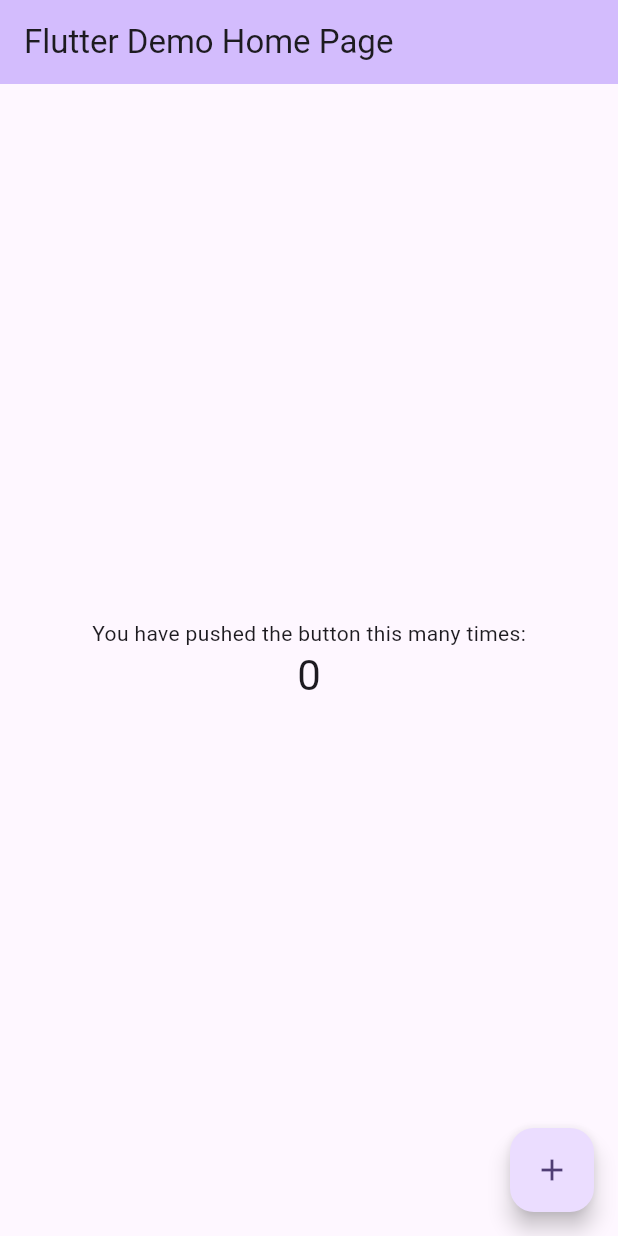
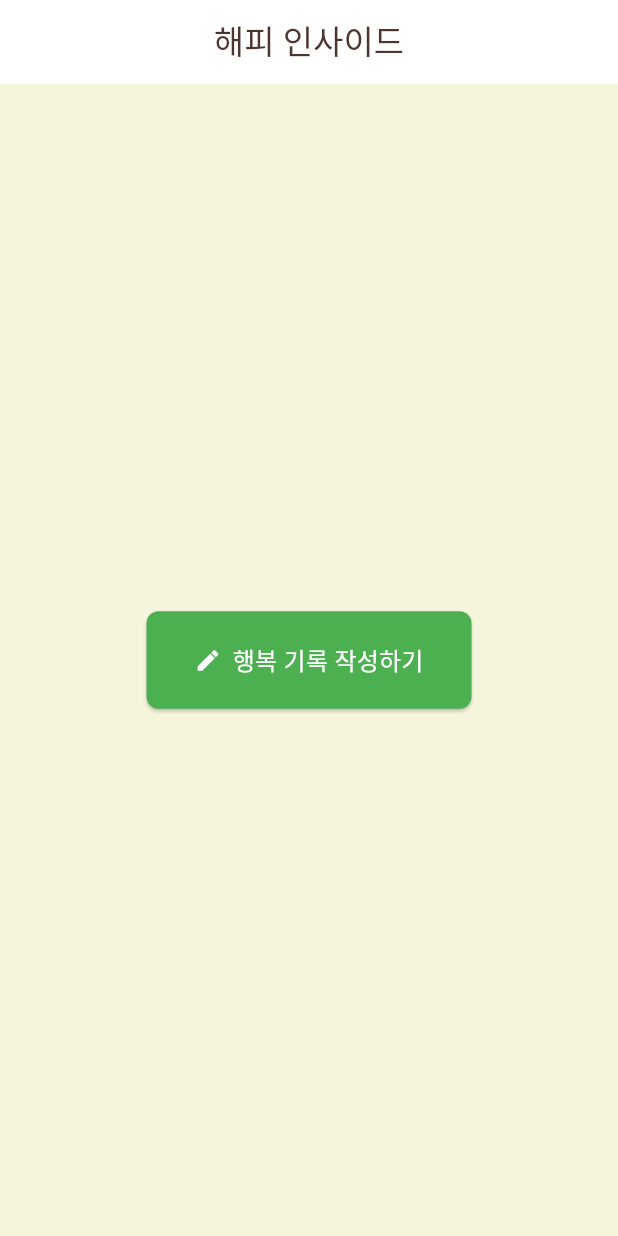
Before and after one commit to iplepine/happyinside, a Flutter app: the screen it shows after launch, on a phone screen of 412 x 824 dp. Run offline on Flutter 3.47's test engine with Material 3 defaults, Android fonts, the phone set to English and light mode, and no system bars; our stand-ins replace get_it.

```diff
--- a/app/lib/app/routes/app_router.dart
+++ b/app/lib/app/routes/app_router.dart
@@ -1,21 +1,16 @@
 import 'package:flutter/material.dart';
-import '../../features/calculator/presentation/pages/calculator_page.dart';
+import '../../features/home/presentation/home_page.dart';
 
 /// 앱 라우터
 class AppRouter {
   static const String initial = '/';
-  static const String calculator = '/calculator';
 
   /// 라우트 생성
   static Route<dynamic> onGenerateRoute(RouteSettings settings) {
     switch (settings.name) {
       case initial:
         return MaterialPageRoute(
-          builder: (_) => const CalculatorPage(),
-        );
-      case calculator:
-        return MaterialPageRoute(
-          builder: (_) => const CalculatorPage(),
+          builder: (_) => const HomePage(),
         );
       default:
         return MaterialPageRoute(
--- /dev/null
+++ b/app/lib/features/home/presentation/home_page.dart
@@ -0,0 +1,30 @@
+import 'package:flutter/material.dart';
+import '../../happy_record/presentation/write/write_page.dart';
+
+class HomePage extends StatelessWidget {
+  const HomePage({super.key});
+
+  @override
+  Widget build(BuildContext context) {
+    return Scaffold(
+      appBar: AppBar(title: const Text('해피 인사이드')),
+      body: Center(
+        child: ElevatedButton.icon(
+          icon: const Icon(Icons.edit),
+          label: const Text('행복 기록 작성하기'),
+          style: ElevatedButton.styleFrom(
+            padding: const EdgeInsets.symmetric(horizontal: 32, vertical: 20),
+            textStyle: Theme.of(context).textTheme.titleMedium,
+          ),
+          onPressed: () {
+            Navigator.of(context).push(
+              MaterialPageRoute(
+                builder: (_) => const WritePage(),
+              ),
+            );
+          },
+        ),
+      ),
+    );
+  }
+}
--- a/app/lib/main.dart
+++ b/app/lib/main.dart
@@ -10,120 +10,3 @@ void main() async {
 
   runApp(const MyApp());
 }
-
-class MyApp extends StatelessWidget {
-  const MyApp({super.key});
-
-  // This widget is the root of your application.
-  @override
-  Widget build(BuildContext context) {
-    return MaterialApp(
-      title: 'happyinside',
-      theme: ThemeData(
-        // This is the theme of your application.
-        //
-        // TRY THIS: Try running your application with "flutter run". You'll see
-        // the application has a purple toolbar. Then, without quitting the app,
-        // try changing the seedColor in the colorScheme below to Colors.green
-        // and then invoke "hot reload" (save your changes or press the "hot
-        // reload" button in a Flutter-supported IDE, or press "r" if you used
-        // the command line to start the app).
-        //
-        // Notice that the counter didn't reset back to zero; the application
-        // state is not lost during the reload. To reset the state, use hot
-        // restart instead.
-        //
-        // This works for code too, not just values: Most code changes can be
-        // tested with just a hot reload.
-        colorScheme: ColorScheme.fromSeed(seedColor: Colors.deepPurple),
-      ),
-      home: const MyHomePage(title: 'Flutter Demo Home Page'),
-    );
-  }
-}
-
-class MyHomePage extends StatefulWidget {
-  const MyHomePage({super.key, required this.title});
-
-  // This widget is the home page of your application. It is stateful, meaning
-  // that it has a State object (defined below) that contains fields that affect
-  // how it looks.
-
-  // This class is the configuration for the state. It holds the values (in this
-  // case the title) provided by the parent (in this case the App widget) and
-  // used by the build method of the State. Fields in a Widget subclass are
-  // always marked "final".
-
-  final String title;
-
-  @override
-  State<MyHomePage> createState() => _MyHomePageState();
-}
-
-class _MyHomePageState extends State<MyHomePage> {
-  int _counter = 0;
-
-  void _incrementCounter() {
-    setState(() {
-      // This call to setState tells the Flutter framework that something has
-      // changed in this State, which causes it to rerun the build method below
-      // so that the display can reflect the updated values. If we changed
-      // _counter without calling setState(), then the build method would not be
-      // called again, and so nothing would appear to happen.
-      _counter++;
-    });
-  }
-
-  @override
-  Widget build(BuildContext context) {
-    // This method is rerun every time setState is called, for instance as done
-    // by the _incrementCounter method above.
-    //
-    // The Flutter framework has been optimized to make rerunning build methods
-    // fast, so that you can just rebuild anything that needs updating rather
-    // than having to individually change instances of widgets.
-    return Scaffold(
-      appBar: AppBar(
-        // TRY THIS: Try changing the color here to a specific color (to
-        // Colors.amber, perhaps?) and trigger a hot reload to see the AppBar
-        // change color while the other colors stay the same.
-        backgroundColor: Theme.of(context).colorScheme.inversePrimary,
-        // Here we take the value from the MyHomePage object that was created by
-        // the App.build method, and use it to set our appbar title.
-        title: Text(widget.title),
-      ),
-      body: Center(
-        // Center is a layout widget. It takes a single child and positions it
-        // in the middle of the parent.
-        child: Column(
-          // Column is also a layout widget. It takes a list of children and
-          // arranges them vertically. By default, it sizes itself to fit its
-          // children horizontally, and tries to be as tall as its parent.
-          //
-          // Column has various properties to control how it sizes itself and
-          // how it positions its children. Here we use mainAxisAlignment to
-          // center the children vertically; the main axis here is the vertical
-          // axis because Columns are vertical (the cross axis would be
-          // horizontal).
-          //
-          // TRY THIS: Invoke "debug painting" (choose the "Toggle Debug Paint"
-          // action in the IDE, or press "p" in the console), to see the
-          // wireframe for each widget.
-          mainAxisAlignment: MainAxisAlignment.center,
-          children: <Widget>[
-            const Text('You have pushed the button this many times:'),
-            Text(
-              '$_counter',
-              style: Theme.of(context).textTheme.headlineMedium,
-            ),
-          ],
-        ),
-      ),
-      floatingActionButton: FloatingActionButton(
-        onPressed: _incrementCounter,
-        tooltip: 'Increment',
-        child: const Icon(Icons.add),
-      ), // This trailing comma makes auto-formatting nicer for build methods.
-    );
-  }
-}
```
Also changed, not shown: app/lib/core/utils/calculator.dart (deleted, +0 -47 lines), app/lib/di/injection.dart (+1 -23 lines), app/lib/features/calculator/data/repositories/calculator_repository_impl.dart (deleted, +0 -72 lines), app/lib/features/calculator/domain/entities/calculation.dart (deleted, +0 -49 lines), app/lib/features/calculator/domain/repositories/calculator_repository.dart (deleted, +0 -21 lines), app/lib/features/calculator/domain/usecases/calculate_usecase.dart (deleted, +0 -46 lines), app/lib/features/calculator/presentation/pages/calculator_page.dart (deleted, +0 -114 lines), app/lib/features/happy_record/presentation/list/list_page.dart (added, +44 -0 lines), app/lib/features/happy_record/presentation/write/write_page.dart (added, +27 -0 lines), 5 other files.
